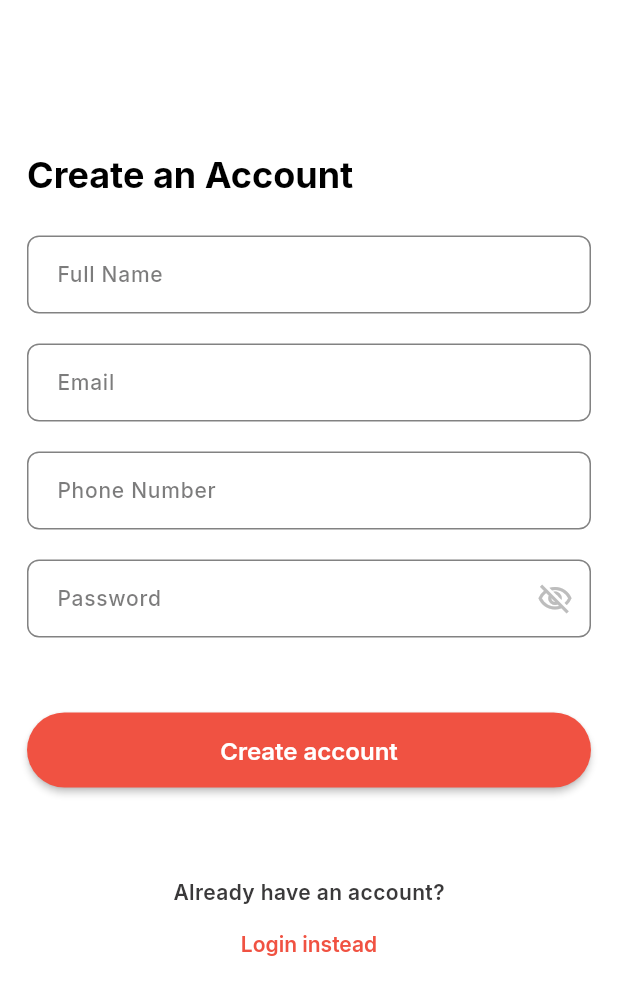
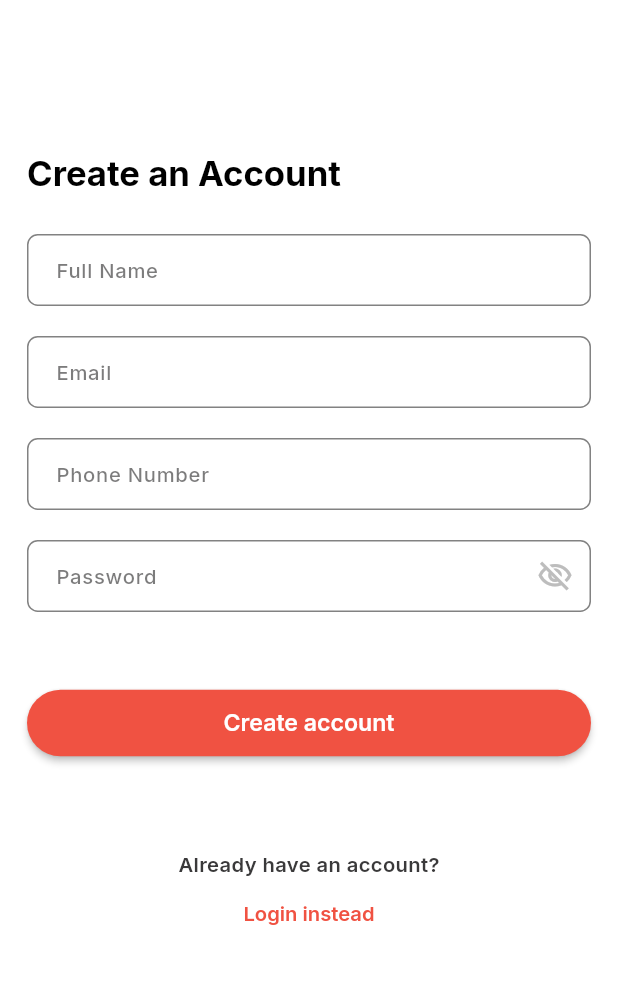
Before and after one commit to bishal-rumba007/catering-service-app, a Flutter app: the SignUpScreen screen opened directly, on a phone screen of 412 x 824 dp. Shown: the top 995 px of the screen. Run offline on Flutter 3.47's test engine with Material 3 defaults, Android fonts, the phone set to English and light mode, and no system bars; our stand-ins replace cloud_firestore, firebase_auth, firebase_core, flutter_chat_types, flutter_riverpod, flutter_screenutil and 1 more; missing offline and left inert: flutter_firebase_chat_core; accounts and stored records are empty.

Commit message:
add responsiveness

```diff
--- a/lib/src/themes/theme.dart
+++ b/lib/src/themes/theme.dart
@@ -1,5 +1,6 @@
 import 'package:catering_service_app/src/themes/color.dart';
 import 'package:flutter/material.dart';
+import 'package:flutter_screenutil/flutter_screenutil.dart';
 import 'package:google_fonts/google_fonts.dart';
 
 class AppTheme {
@@ -16,77 +17,77 @@ class AppTheme {
     ),
     textTheme: TextTheme(
       displayLarge: GoogleFonts.inter(
-        fontSize: 32,
+        fontSize: 42.sp,
         fontWeight: FontWeight.w900,
         color: AppColor.darkColor,
       ),
       displayMedium: GoogleFonts.inter(
-        fontSize: 57,
+        fontSize: 40.sp,
         fontWeight: FontWeight.w400,
         color: AppColor.darkColor,
       ),
       displaySmall: GoogleFonts.inter(
-        fontSize: 36,
+        fontSize: 36.sp,
         fontWeight: FontWeight.w400,
         color: AppColor.darkColor,
       ),
       headlineLarge: GoogleFonts.inter(
-        fontSize: 32,
+        fontSize: 32.sp,
         fontWeight: FontWeight.w700,
         color: AppColor.darkColor,
       ),
       headlineMedium: GoogleFonts.inter(
-        fontSize: 28,
+        fontSize: 28.sp,
         fontWeight: FontWeight.w400,
         color: AppColor.darkColor,
       ),
       headlineSmall: GoogleFonts.inter(
-        fontSize: 24,
+        fontSize: 24.sp,
         fontWeight: FontWeight.bold,
         color: AppColor.darkColor,
       ),
       titleLarge: GoogleFonts.inter(
-        fontSize: 20,
+        fontSize: 20.sp,
         fontWeight: FontWeight.bold,
         color: AppColor.darkColor,
       ),
       titleMedium: GoogleFonts.inter(
-        fontSize: 16,
+        fontSize: 16.sp,
         fontWeight: FontWeight.w500,
         color: AppColor.darkColor,
       ),
       titleSmall: GoogleFonts.inter(
-        fontSize: 14,
+        fontSize: 14.sp,
         fontWeight: FontWeight.w500,
         color: AppColor.darkColor,
       ),
       bodyLarge: GoogleFonts.inter(
-        fontSize: 16,
+        fontSize: 16.sp,
         fontWeight: FontWeight.w600,
         color: AppColor.darkColor,
       ),
       bodyMedium: GoogleFonts.inter(
-        fontSize: 14,
+        fontSize: 14.sp,
         fontWeight: FontWeight.w500,
         color: AppColor.darkColor.withOpacity(0.7),
       ),
       bodySmall: GoogleFonts.inter(
-        fontSize: 12,
+        fontSize: 12.sp,
         fontWeight: FontWeight.w400,
         color: AppColor.darkColor,
       ),
       labelLarge: GoogleFonts.inter(
-        fontSize: 14,
+        fontSize: 14.sp,
         fontWeight: FontWeight.w600,
         color: AppColor.darkColor,
       ),
       labelMedium: GoogleFonts.inter(
-        fontSize: 14,
+        fontSize: 14.sp,
         fontWeight: FontWeight.w500,
         color: AppColor.darkColor,
       ),
       labelSmall: GoogleFonts.inter(
-        fontSize: 11,
+        fontSize: 11.sp,
         fontWeight: FontWeight.w500,
         color: AppColor.darkColor,
       ),
@@ -134,57 +135,57 @@ class AppTheme {
     ),
     elevatedButtonTheme: ElevatedButtonThemeData(
       style: ElevatedButton.styleFrom(
-        minimumSize: const Size(double.infinity, 50),
+        minimumSize: Size(double.infinity, 50.h),
         textStyle:  GoogleFonts.inter(
           fontWeight: FontWeight.w600,
-          fontSize: 16,
+          fontSize: 16.sp,
           color: Colors.white,
         ),
         backgroundColor: AppColor.primaryRed,
         foregroundColor: Colors.white,
         elevation: 2,
-        padding: const EdgeInsets.symmetric(horizontal: 16.0, vertical: 14.0),
+        padding: EdgeInsets.symmetric(horizontal: 16.w, vertical: 14.h),
       )
     ),
 
     inputDecorationTheme: InputDecorationTheme(
       contentPadding:
-          const EdgeInsets.symmetric(vertical: 14.0, horizontal: 16.0),
+          EdgeInsets.symmetric(vertical: 14.h, horizontal: 16.w),
       border: OutlineInputBorder(
-        borderRadius: BorderRadius.circular(8.0),
+        borderRadius: BorderRadius.circular(8.r),
         borderSide: const BorderSide(color: AppColor.greyColor, width: 1.0),
       ),
       enabledBorder: OutlineInputBorder(
-        borderRadius: BorderRadius.circular(8.0),
+        borderRadius: BorderRadius.circular(8.r),
         borderSide: BorderSide(color: AppColor.greyColor.withOpacity(0.8), width: 1.0),
       ),
       focusedBorder: OutlineInputBorder(
-        borderRadius: BorderRadius.circular(8.0),
+        borderRadius: BorderRadius.circular(8.r),
         borderSide: const BorderSide(color: AppColor.primaryRed, width: 1.5),
       ),
       labelStyle: GoogleFonts.inter(
-        fontSize: 14,
+        fontSize: 14.sp,
         fontWeight: FontWeight.w500,
         color: AppColor.darkColor.withOpacity(0.6),
       ),
       floatingLabelStyle: GoogleFonts.inter(
-        fontSize: 14,
+        fontSize: 14.sp,
         fontWeight: FontWeight.w600,
         color: AppColor.primaryRed,
       ),
       errorBorder: OutlineInputBorder(
-        borderRadius: BorderRadius.circular(8.0),
+        borderRadius: BorderRadius.circular(8.r),
         borderSide: const BorderSide(color: AppColor.setOrange, width: 1.5),
       ),
       errorStyle: GoogleFonts.inter(
-        fontSize: 12,
+        fontSize: 14.sp,
         color: Colors.red,
       ),
     ),
     textButtonTheme: TextButtonThemeData(
       style: TextButton.styleFrom(
         textStyle: GoogleFonts.inter(
-          fontSize: 14,
+          fontSize: 14.sp,
           fontWeight: FontWeight.w600
         )
       )
```
